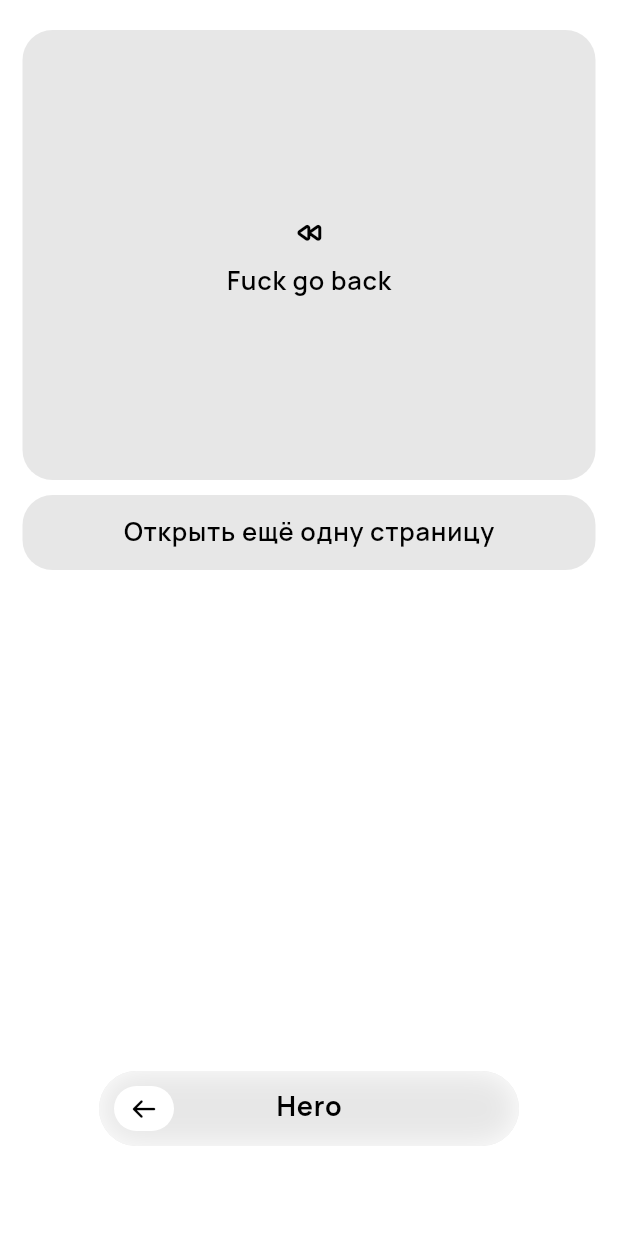
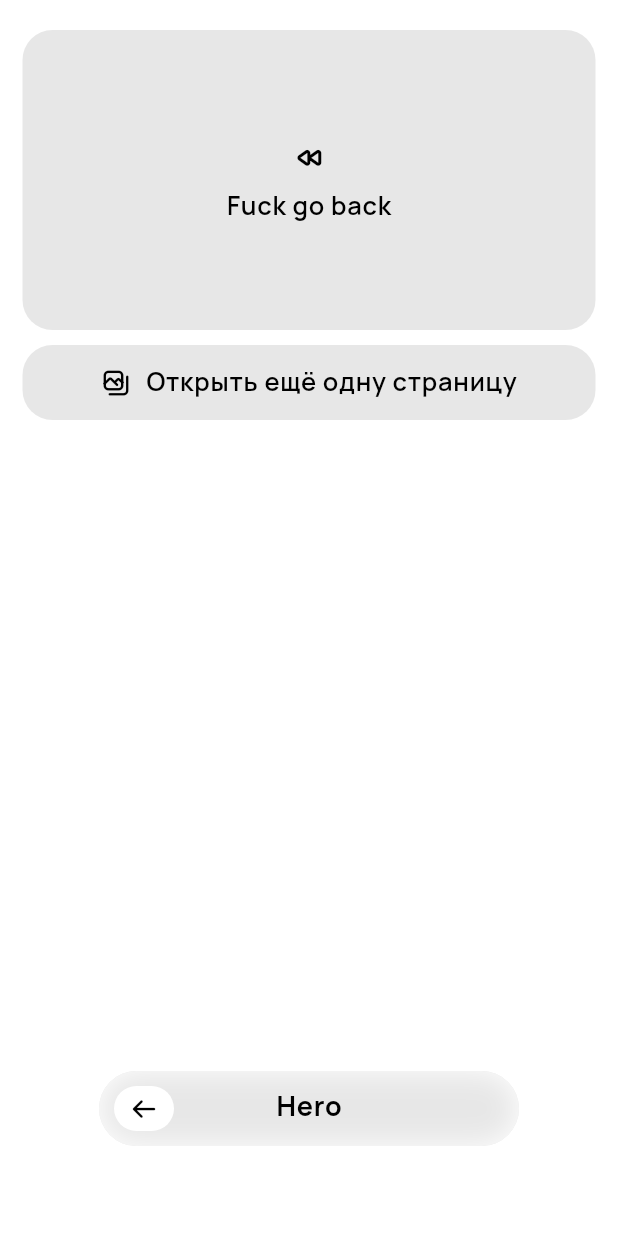
Before and after one commit to parabolahq/locus, a Flutter app: the screen it shows after launch, after a tap on "Hero-анимэйшен", on a phone screen of 412 x 824 dp. Run offline on Flutter 3.47's test engine with Material 2 defaults, Android fonts, the phone set to English and light mode, and no system bars.

Commit message:
Add buttons

```diff
--- a/example/lib/screens/hero_screen.dart
+++ b/example/lib/screens/hero_screen.dart
@@ -17,11 +17,9 @@ class HeroScreen extends StatelessWidget {
           children: [
             Hero(
               tag: 'arcylic_container',
-              child: Interactable(
+              child: LocusButton(
+                constraints: BoxConstraints.expand(height: 200),
                 onTap: () => Navigator.of(context).pop(),
-                child: LocusCard(
-                  child: ConstrainedBox(
-                    constraints: BoxConstraints.expand(height: 300),
                 child: Column(
                   mainAxisAlignment: MainAxisAlignment.center,
                   children: [
@@ -35,10 +33,9 @@ class HeroScreen extends StatelessWidget {
                 ),
               ),
             ),
-              ),
-            ),
             SizedBox(height: 10),
-            PushButton(
+            LocusPushButton(
+              leading: Icon(LocusIcons.album),
               child: Text('Открыть ещё одну страницу'),
               onTap: () => Navigator.of(context).push(
                 LocusPageRoute(
--- a/example/lib/screens/home_screen.dart
+++ b/example/lib/screens/home_screen.dart
@@ -25,7 +25,7 @@ class HomeScreen extends StatelessWidget {
             style: LocusTheme.of(context).typography.giant,
           ),
           SizedBox(height: 20),
-          PushButton(
+          LocusPushButton(
             child: Text('Типографика'),
             leading: Icon(LocusIcons.align_left),
             onTap: () => Navigator.of(context).push(
@@ -35,7 +35,7 @@ class HomeScreen extends StatelessWidget {
             ),
           ),
           SizedBox(height: 10),
-          PushButton(
+          LocusPushButton(
             child: Text('Иконки'),
             leading: Icon(LocusIcons.apps),
             onTap: () => Navigator.of(context).push(
@@ -47,7 +47,7 @@ class HomeScreen extends StatelessWidget {
           SizedBox(height: 10),
           Hero(
             tag: 'arcylic_container',
-            child: PushButton(
+            child: LocusPushButton(
               child: Text('Hero-анимэйшен'),
               leading: Icon(LocusIcons.star),
               onTap: () => Navigator.of(context).push(
--- a/example/lib/widgets/statement.dart
+++ /dev/null
@@ -1,23 +0,0 @@
-import 'package:locus/locus.dart';
-
-class Statement extends StatelessWidget {
-  final String title, content;
-
-  const Statement({
-    super.key,
-    required this.title,
-    required this.content,
-  });
-
-  @override
-  Widget build(BuildContext context) {
-    return Column(
-      crossAxisAlignment: CrossAxisAlignment.stretch,
-      children: [
-        Text(title, style: LocusTheme.of(context).typography.title),
-        SizedBox(height: 10),
-        Text(content, style: LocusTheme.of(context).typography.giant),
-      ],
-    );
-  }
-}
--- a/lib/locus.dart
+++ b/lib/locus.dart
@@ -15,6 +15,10 @@ export 'src/components/card.dart';
 export 'src/components/scaffold.dart';
 export 'src/components/interactable.dart';
 export 'src/components/navigation_bar.dart';
+
+// Buttons
 export 'src/components/buttons/push_button.dart';
+export 'src/components/buttons/icon_button.dart';
+export 'src/components/buttons/base_button.dart';
 
 export 'package:flutter/widgets.dart';
--- /dev/null
+++ b/lib/src/components/buttons/base_button.dart
@@ -0,0 +1,33 @@
+import 'package:flutter/widgets.dart';
+import 'package:locus/src/components/card.dart';
+import 'package:locus/src/components/interactable.dart';
+
+class LocusButton extends StatelessWidget {
+  final Widget child;
+  final Function onTap;
+  final Color? color;
+  final BoxConstraints? constraints;
+  final BorderRadius? borderRadius;
+
+  const LocusButton({
+    super.key,
+    required this.child,
+    required this.onTap,
+    this.color,
+    this.constraints,
+    this.borderRadius,
+  });
+
+  @override
+  Widget build(BuildContext context) {
+    return Interactable(
+      onTap: onTap,
+      child: LocusCard(
+        color: color,
+        constraints: constraints,
+        borderRadius: borderRadius,
+        child: child,
+      ),
+    );
+  }
+}
--- /dev/null
+++ b/lib/src/components/buttons/icon_button.dart
@@ -0,0 +1,24 @@
+import 'package:flutter/widgets.dart';
+import 'package:locus/src/components/buttons/base_button.dart';
+import 'package:locus/src/core/theme.dart';
+
+class LocusIconButton extends StatelessWidget {
+  final Widget child;
+  final Function onTap;
+
+  const LocusIconButton({
+    super.key,
+    required this.child,
+    required this.onTap,
+  });
+
+  @override
+  Widget build(BuildContext context) {
+    return LocusButton(
+      constraints: BoxConstraints.expand(width: 40),
+      color: LocusTheme.of(context).colorScheme.surface,
+      onTap: onTap,
+      child: child,
+    );
+  }
+}
--- a/lib/src/components/buttons/push_button.dart
+++ b/lib/src/components/buttons/push_button.dart
@@ -1,37 +1,24 @@
 import 'package:flutter/widgets.dart';
-import 'package:locus/src/components/card.dart';
-
-import 'package:locus/src/components/interactable.dart';
-import 'package:locus/src/core/colors.dart';
+import 'package:locus/src/components/buttons/base_button.dart';
 import 'package:locus/src/core/theme.dart';
 
-class PushButton extends StatelessWidget {
+class LocusPushButton extends StatelessWidget {
   final Widget child;
   final Widget? leading;
-  final LocusColorScheme? _colorScheme;
   final Function onTap;
 
-  const PushButton({
+  const LocusPushButton({
     super.key,
     required this.child,
+    required this.leading,
     required this.onTap,
-    this.leading,
-    LocusColorScheme? colorScheme,
-  }) : _colorScheme = colorScheme;
+  });
 
   @override
   Widget build(BuildContext context) {
-    final effectiveColorScheme =
-        _colorScheme ?? LocusTheme.of(context).colorScheme;
-
-    return LocusTheme(
-      data: LocusTheme.of(context).copyWith(
-        colorScheme: effectiveColorScheme,
-      ),
-      child: Interactable(
+    return LocusButton(
+      constraints: BoxConstraints.expand(height: 50),
       onTap: onTap,
-        child: LocusCard(
-          constraints: BoxConstraints.expand(height: 50),
       child: DefaultTextStyle(
         style: LocusTheme.of(context).typography.body1,
         child: Row(
@@ -46,8 +33,6 @@ class PushButton extends StatelessWidget {
           ],
         ),
       ),
-        ),
-      ),
     );
   }
 }
--- a/lib/src/components/interactable.dart
+++ b/lib/src/components/interactable.dart
@@ -1,3 +1,5 @@
+import 'dart:math';
+
 import 'package:flutter/services.dart';
 import 'package:flutter/widgets.dart';
 import 'package:locus/src/core/animations.dart';
@@ -56,17 +58,30 @@ class _InteractableState extends State<Interactable>
       onTapDown: (TapDownDetails details) => _animateTapDown(),
       onTapUp: (TapUpDetails details) => _animateTapUp(),
       onTapCancel: _animateTapUp,
-      child: AnimatedBuilder(
-        animation: _controller,
-        builder: (BuildContext context, Widget? child) {
-          return Opacity(
-            child: Transform.scale(
-                scale: .9 + _controller.value * .1, child: child),
-            opacity: .5 + _controller.value * .5,
-          );
-        },
+      child: InteractableDrawer(
+        controller: _controller,
         child: widget.child,
       ),
     );
   }
 }
+
+class InteractableDrawer extends AnimatedWidget {
+  final Widget child;
+
+  InteractableDrawer({
+    super.key,
+    required this.child,
+    required AnimationController controller,
+  }) : super(listenable: controller);
+
+  Animation<double> get _feedback => listenable as Animation<double>;
+
+  @override
+  Widget build(BuildContext context) {
+    return Opacity(
+      child: Transform.scale(scale: .9 + _feedback.value * .1, child: child),
+      opacity: .5 + min(_feedback.value, 1) * .5,
+    );
+  }
+}
--- a/lib/src/components/navigation_bar.dart
+++ b/lib/src/components/navigation_bar.dart
@@ -1,4 +1,5 @@
 import 'package:flutter/widgets.dart';
+import 'package:locus/src/components/buttons/icon_button.dart';
 import 'package:locus/src/components/card.dart';
 import 'package:locus/src/components/icons.dart';
 
@@ -35,10 +36,12 @@ class _HeroTag {
 class NavigationBar extends StatefulWidget with PreferredSizeWidget {
   final Widget middle;
   final Object heroTag;
+  final List<Widget> actions;
 
   const NavigationBar({
     super.key,
     required this.middle,
+    this.actions = const [],
     this.heroTag = kDefaultHeroTag,
   });
 
@@ -67,19 +70,12 @@ class _NavigationBarState extends State<NavigationBar> {
           children: [
             Expanded(
               child: Row(
+                mainAxisAlignment: MainAxisAlignment.start,
                 children: [
                   if (useCloseButton)
-                    Interactable(
+                    LocusIconButton(
+                      child: Icon(LocusIcons.arrow_left),
                       onTap: () => Navigator.of(context).pop(),
-                      child: Container(
-                        alignment: Alignment.center,
-                        padding: const EdgeInsets.symmetric(horizontal: 10),
-                        decoration: BoxDecoration(
-                          color: LocusTheme.of(context).colorScheme.surface,
-                          borderRadius: BorderRadius.circular(20),
-                        ),
-                        child: Icon(LocusIcons.arrow_left),
-                      ),
                     ),
                 ],
               ),
@@ -90,7 +86,8 @@ class _NavigationBarState extends State<NavigationBar> {
             ),
             Expanded(
               child: Row(
-                children: [],
+                mainAxisAlignment: MainAxisAlignment.end,
+                children: widget.actions,
               ),
             ),
           ],
--- a/lib/src/core/route.dart
+++ b/lib/src/core/route.dart
@@ -28,19 +28,23 @@ class LocusPageRoute<T> extends PageRoute<T> {
       scopesRoute: true,
       explicitChildNodes: true,
       child: SlideTransition(
-        position: animation.drive(
-          Tween<Offset>(
-            begin: Offset(1, 0),
-            end: Offset(0, 0),
-          ),
-        ),
+        position: animation
+            .drive(
+              CurveTween(curve: Curves.easeInOutCirc),
+            )
+            .drive(
+              Tween<Offset>(
+                begin: Offset(1, 0),
+                end: Offset(0, 0),
+              ),
+            ),
         child: result,
       ),
     );
   }
 
   @override
-  Color? get barrierColor => LocusColors.grey.withOpacity(.25);
+  Color? get barrierColor => LocusColors.grey.withOpacity(.3);
 
   @override
   String? get barrierLabel => _barrierLabel;
```
Lines whose indentation alone changed are shown as unchanged.
